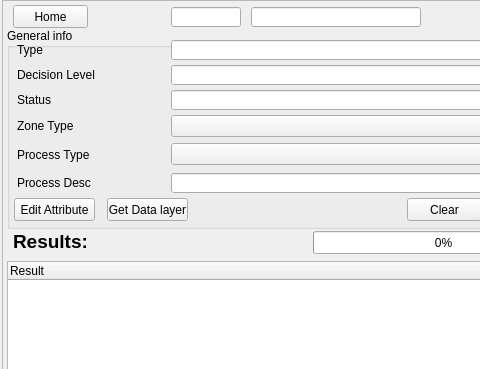
This is view/PlanDetailWidget.ui in teamlm2/lm2_mgis as Qt 5 draws it before an edit; both pictures show x 0 to 480 and y 0 to 369 of the 600 by 800 pixel window. The edited form follows.
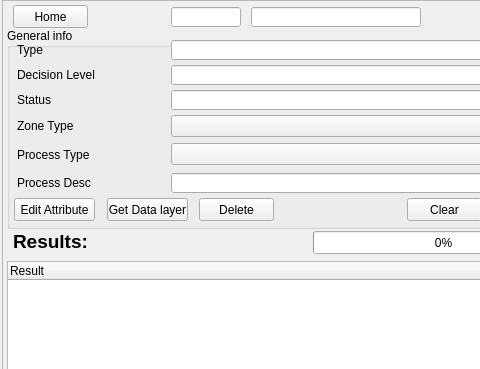
This is the edited form.

Patch:
```diff
--- a/view/PlanDetailWidget.ui
+++ b/view/PlanDetailWidget.ui
@@ -328,6 +328,19 @@
         <string>Clear</string>
        </property>
       </widget>
+      <widget class="QPushButton" name="delete_parcel_button">
+       <property name="geometry">
+        <rect>
+         <x>192</x>
+         <y>170</y>
+         <width>75</width>
+         <height>23</height>
+        </rect>
+       </property>
+       <property name="text">
+        <string>Delete</string>
+       </property>
+      </widget>
      </widget>
      <widget class="QPushButton" name="home_button">
       <property name="geometry">
```
